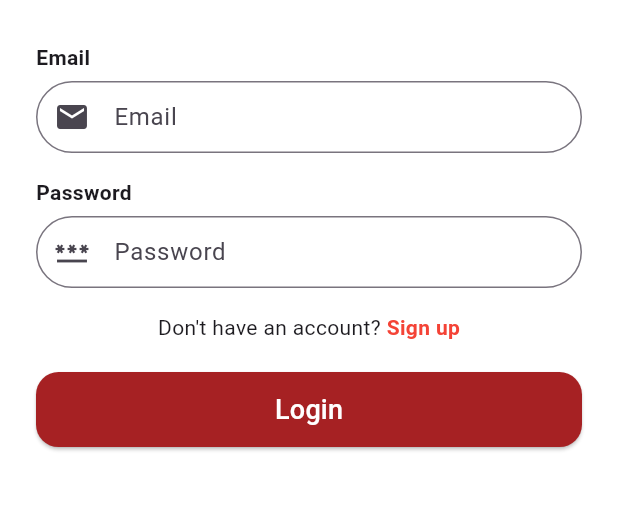
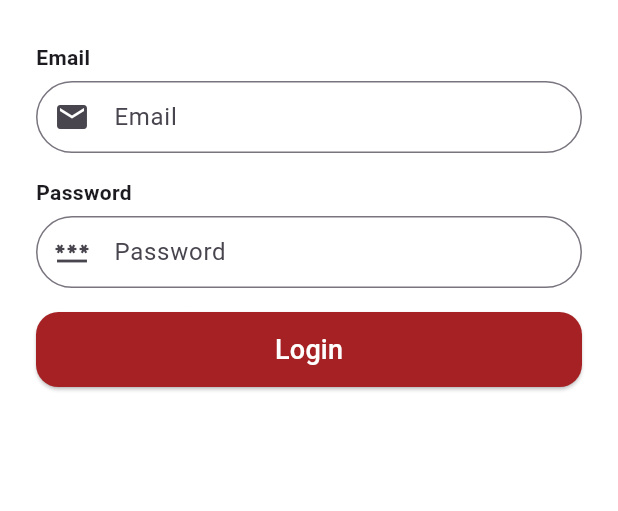
Before and after one commit to AbhisekRai24/servzz, a Flutter app: the screen it shows after launch, on a phone screen of 412 x 824 dp, the part 500-1011 px from its top. Run offline on Flutter 3.47's test engine with Material 3 defaults, Android fonts, the light colour scheme and no system bars.

Commit message:
Fix login view UI issues

```diff
--- a/lib/view/login_view.dart
+++ b/lib/view/login_view.dart
@@ -101,25 +101,25 @@ class _LoginViewState extends State<LoginView> {
                     SizedBox(height: 16),
 
                     // Sign up
-                    Row(
-                      mainAxisAlignment: MainAxisAlignment.center,
-                      children: [
-                        Text("Don't have an account? "),
-                        GestureDetector(
-                          onTap: () {
-                            Navigator.push(
-                              context,
-                              MaterialPageRoute(builder: (context) => RegisterView()),
-                            );
-                          },
-                          child: Text(
-                            "Sign up",
-                            style: TextStyle(color: Colors.red, fontWeight: FontWeight.bold,),
-                          ),
-                        ),
-                      ],
-                    ),
-                    SizedBox(height: 20),
+                    // Row(
+                    //   mainAxisAlignment: MainAxisAlignment.center,
+                    //   children: [
+                    //     Text("Don't have an account? "),
+                    //     GestureDetector(
+                    //       onTap: () {
+                    //         Navigator.push(
+                    //           context,
+                    //           MaterialPageRoute(builder: (context) => RegisterView()),
+                    //         );
+                    //       },
+                    //       child: Text(
+                    //         "Sign up",
+                    //         style: TextStyle(color: Colors.red, fontWeight: FontWeight.bold,),
+                    //       ),
+                    //     ),
+                    //   ],
+                    // ),
+                    // SizedBox(height: 20),
 
                     // Login button
                     SizedBox(
```
